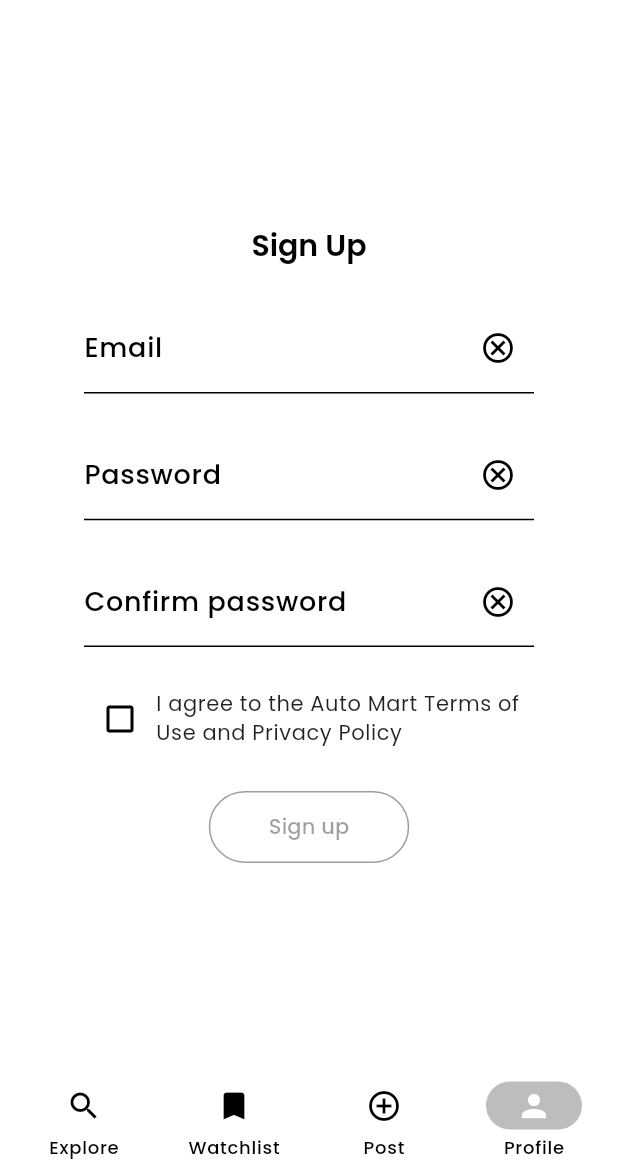
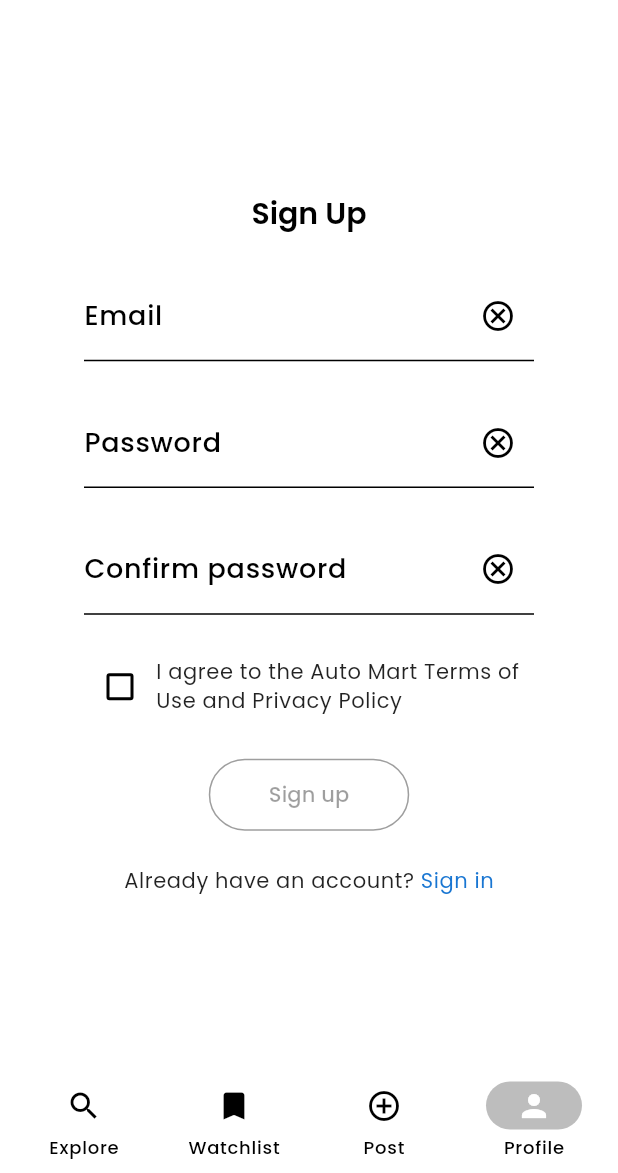
Before and after one commit to joengelena/aurae-beauty-app, a Flutter app: the SignUpPage screen opened by its route, on a phone screen of 412 x 824 dp, the part 63-1236 px from its top. Run offline on Flutter 3.47's test engine with Material 3 defaults, Android fonts, the phone set to English and light mode, and no system bars; our stand-ins replace flutter_secure_storage, go_router, image_picker, smooth_page_indicator; accounts and stored records are empty; network calls fail.

Commit message:
In the sign up page add a link to the sign in page

```diff
--- a/lib/presentation/pages/profile/sign_up_page.dart
+++ b/lib/presentation/pages/profile/sign_up_page.dart
@@ -1,4 +1,5 @@
 import 'package:flutter/material.dart';
+import 'package:go_router/go_router.dart';
 
 class SignUpPage extends StatefulWidget {
   const SignUpPage({super.key});
@@ -139,6 +140,27 @@ class _SignUpPageState extends State<SignUpPage> {
               ),
               child: Text('Sign up'),
             ),
+
+            Row(
+              mainAxisAlignment: MainAxisAlignment.center,
+              children: [
+                Text(
+                  'Already have an account? ',
+                  style: Theme.of(context).textTheme.bodySmall,
+                ),
+                GestureDetector(
+                  onTap: () {
+                    context.go('/profile/signin');
+                  },
+                  child: Text(
+                    'Sign in',
+                    style: Theme.of(
+                      context,
+                    ).textTheme.bodySmall?.copyWith(color: Colors.blue[700]),
+                  ),
+                ),
+              ],
+            ),
           ],
         ),
       ),
```
